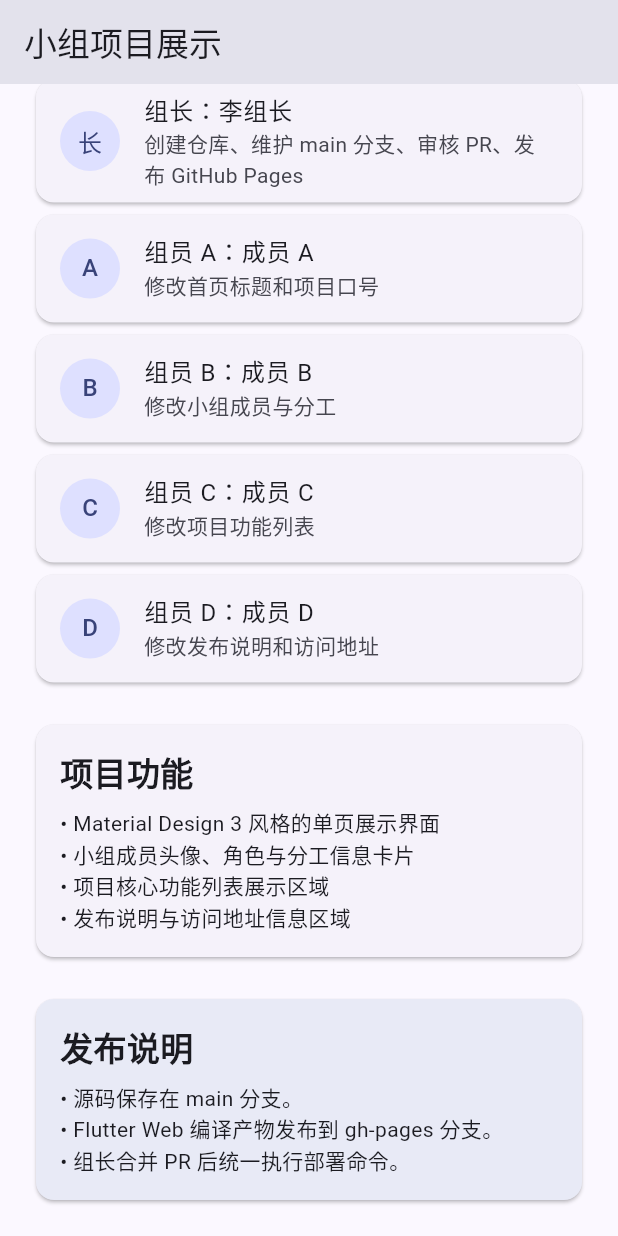
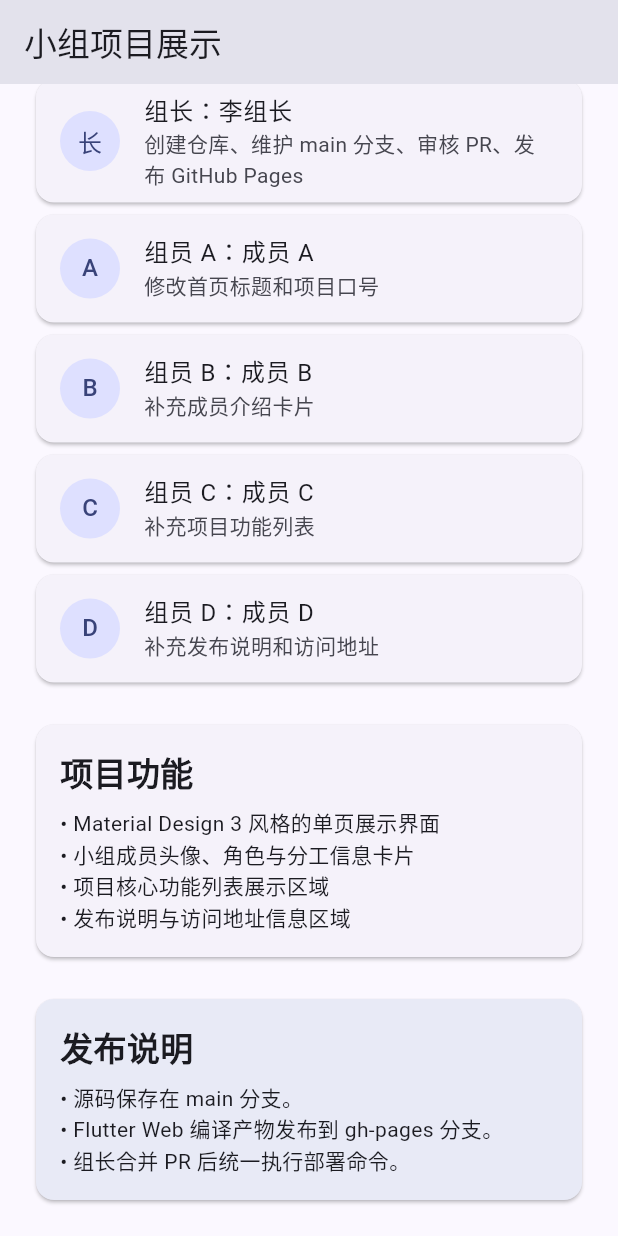
Before and after one commit to wendy-zhou6/group-cooperation-1, a Flutter app: the screen it shows after launch, scrolled down 246 dp, on a phone screen of 412 x 824 dp. Run offline on Flutter 3.47's test engine with Material 3 defaults, Android fonts, the phone set to English and light mode, and no system bars.

Commit message:
update project features

```diff
--- a/lib/main.dart
+++ b/lib/main.dart
@@ -30,9 +30,9 @@
   static const List<TeamMember> members = [
     TeamMember(role: '组长', name: '李组长', task: '创建仓库、维护 main 分支、审核 PR、发布 GitHub Pages'),
     TeamMember(role: '组员 A', name: '成员 A', task: '修改首页标题和项目口号'),
-    TeamMember(role: '组员 B', name: '成员 B', task: '修改小组成员与分工'),
-    TeamMember(role: '组员 C', name: '成员 C', task: '修改项目功能列表'),
-    TeamMember(role: '组员 D', name: '成员 D', task: '修改发布说明和访问地址'),
+    TeamMember(role: '组员 B', name: '成员 B', task: '补充成员介绍卡片'),
+    TeamMember(role: '组员 C', name: '成员 C', task: '补充项目功能列表'),
+    TeamMember(role: '组员 D', name: '成员 D', task: '补充发布说明和访问地址'),
   ];
 
   static const List<String> features = [
```
